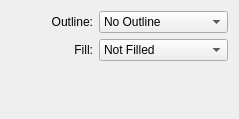
Qt form krita/ui/forms/wdggeometryoptions.ui (KDE/krita) before a commit.
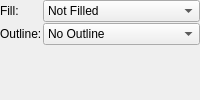
The same form after that commit.

Commit message: Layout improvements and fixed a segfault when adding a shape with a pattern when there isn't one selected

Patch:
```diff
--- a/krita/ui/forms/wdggeometryoptions.ui
+++ b/krita/ui/forms/wdggeometryoptions.ui
@@ -2,32 +2,46 @@
 <ui version="4.0">
  <class>WdgGeometryOptions</class>
  <widget class="QWidget" name="WdgGeometryOptions">
-  <property name="geometry">
-   <rect>
-    <x>0</x>
-    <y>0</y>
-    <width>239</width>
-    <height>119</height>
-   </rect>
-  </property>
   <property name="windowTitle">
    <string>Geometry Options</string>
   </property>
-  <layout class="QGridLayout">
-   <item row="0" column="0" colspan="2">
-    <layout class="QGridLayout">
-     <item row="0" column="0">
+  <layout class="QFormLayout">
+   <property name="labelAlignment">
+    <set>Qt::AlignLeading|Qt::AlignLeft|Qt::AlignVCenter</set>
+   </property>
+   <property name="horizontalSpacing">
+    <number>1</number>
+   </property>
+   <property name="verticalSpacing">
+    <number>1</number>
+   </property>
+   <property name="leftMargin">
+    <number>0</number>
+   </property>
+   <property name="topMargin">
+    <number>0</number>
+   </property>
+   <property name="rightMargin">
+    <number>0</number>
+   </property>
+   <property name="bottomMargin">
+    <number>0</number>
+   </property>
+   <item row="2" column="0">
       <widget class="QLabel" name="textLabelOutline">
        <property name="text">
         <string>Outline:</string>
        </property>
-       <property name="alignment">
-        <set>Qt::AlignRight|Qt::AlignTrailing|Qt::AlignVCenter</set>
-       </property>
-      </widget>
-     </item>
-     <item row="0" column="1">
+    </widget>
+   </item>
+   <item row="2" column="1">
       <widget class="QComboBox" name="cmbOutline">
+     <property name="sizePolicy">
+      <sizepolicy hsizetype="Expanding" vsizetype="Fixed">
+       <horstretch>0</horstretch>
+       <verstretch>0</verstretch>
+      </sizepolicy>
+     </property>
        <item>
         <property name="text">
          <string>No Outline</string>
@@ -45,13 +59,16 @@
        <property name="text">
         <string>Fill:</string>
        </property>
-       <property name="alignment">
-        <set>Qt::AlignRight|Qt::AlignTrailing|Qt::AlignVCenter</set>
-       </property>
       </widget>
      </item>
      <item row="1" column="1">
       <widget class="QComboBox" name="cmbFill">
+     <property name="sizePolicy">
+      <sizepolicy hsizetype="Expanding" vsizetype="Fixed">
+       <horstretch>0</horstretch>
+       <verstretch>0</verstretch>
+      </sizepolicy>
+     </property>
        <item>
         <property name="text">
          <string>Not Filled</string>
@@ -73,40 +90,6 @@
         </property>
        </item>
       </widget>
-     </item>
-    </layout>
-   </item>
-   <item row="1" column="0">
-    <spacer>
-     <property name="orientation">
-      <enum>Qt::Vertical</enum>
-     </property>
-     <property name="sizeType">
-      <enum>QSizePolicy::Expanding</enum>
-     </property>
-     <property name="sizeHint" stdset="0">
-      <size>
-       <width>69</width>
-       <height>31</height>
-      </size>
-     </property>
-    </spacer>
-   </item>
-   <item row="1" column="1">
-    <spacer>
-     <property name="orientation">
-      <enum>Qt::Horizontal</enum>
-     </property>
-     <property name="sizeType">
-      <enum>QSizePolicy::Expanding</enum>
-     </property>
-     <property name="sizeHint" stdset="0">
-      <size>
-       <width>111</width>
-       <height>41</height>
-      </size>
-     </property>
-    </spacer>
    </item>
   </layout>
  </widget>
```
Lines whose indentation alone changed are shown as unchanged. The commit also changes 1 other file.
